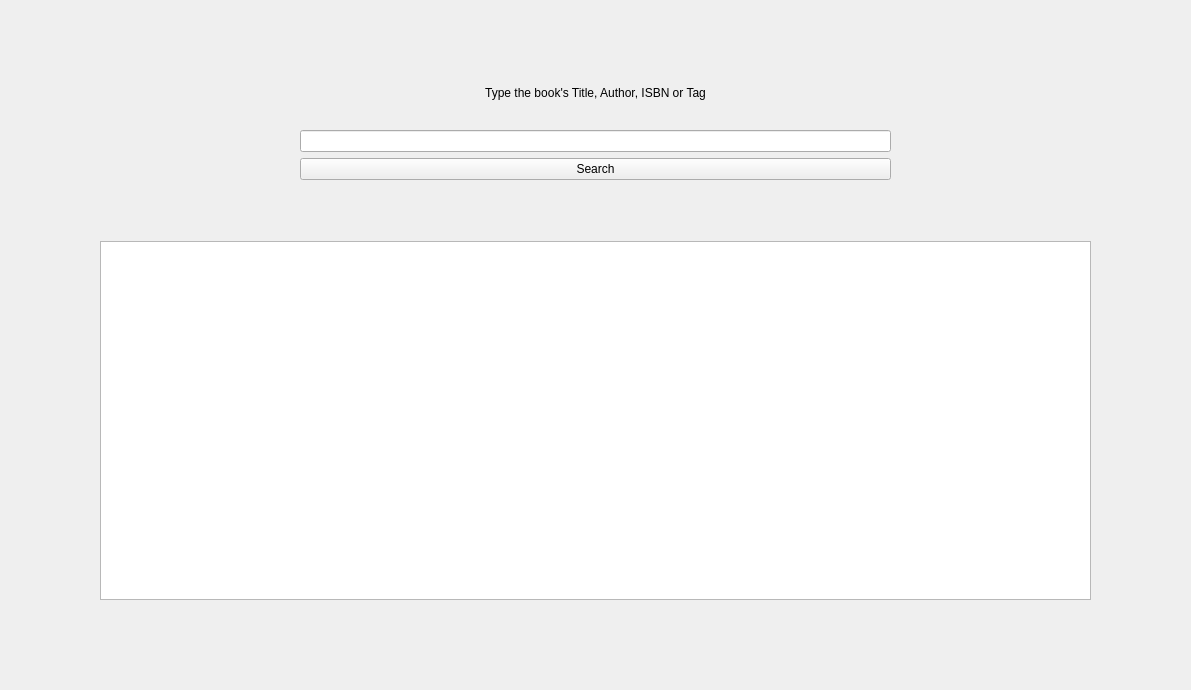
Qt form Biblioteca/UserApp/SearchBook.ui (EchipaSMC/Biblioteca) before a commit.
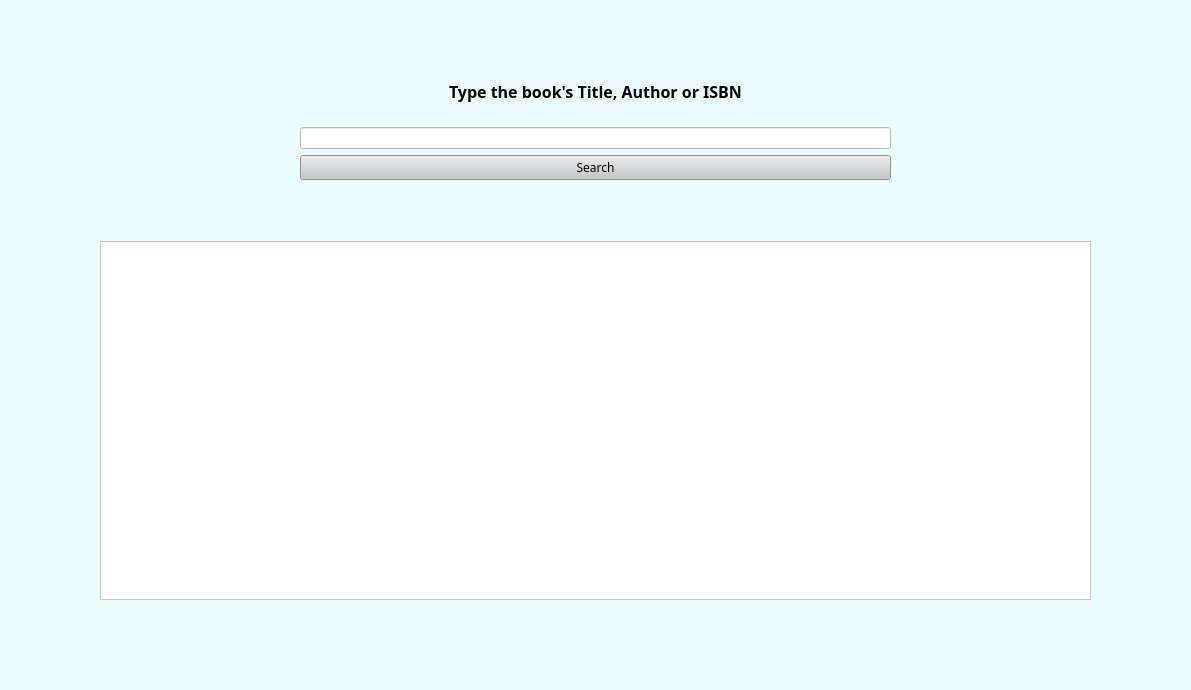
The same form after that commit.

Diff of the .ui file:
```diff
--- a/Biblioteca/UserApp/SearchBook.ui
+++ b/Biblioteca/UserApp/SearchBook.ui
@@ -22,6 +22,10 @@
   <property name="windowTitle">
    <string>What would you like to read today? :)</string>
   </property>
+  <property name="styleSheet">
+   <string notr="true">background-color: rgb(235, 253, 255);
+border-color: rgb(1, 6, 79);</string>
+  </property>
   <widget class="QWidget" name="horizontalLayoutWidget">
    <property name="geometry">
     <rect>
@@ -42,8 +46,16 @@
      <layout class="QVBoxLayout" name="verticalLayout">
       <item>
        <widget class="QLabel" name="label">
+        <property name="font">
+         <font>
+          <family>Bahnschrift SemiBold</family>
+          <pointsize>12</pointsize>
+          <weight>75</weight>
+          <bold>true</bold>
+         </font>
+        </property>
         <property name="text">
-         <string>Type the book's Title, Author, ISBN or Tag</string>
+         <string>Type the book's Title, Author or ISBN</string>
         </property>
         <property name="alignment">
          <set>Qt::AlignCenter</set>
@@ -51,10 +63,22 @@
        </widget>
       </item>
       <item>
-       <widget class="QLineEdit" name="searchInput"/>
+       <widget class="QLineEdit" name="searchInput">
+        <property name="styleSheet">
+         <string notr="true">background-color: rgb(255, 255, 255);</string>
+        </property>
+       </widget>
       </item>
       <item>
        <widget class="QPushButton" name="searchBtn">
+        <property name="font">
+         <font>
+          <family>Bahnschrift SemiBold</family>
+         </font>
+        </property>
+        <property name="styleSheet">
+         <string notr="true">background-color: rgb(197, 198, 200);</string>
+        </property>
         <property name="text">
          <string>Search</string>
         </property>
@@ -85,6 +109,9 @@
     </property>
     <item row="1" column="0">
      <widget class="QListWidget" name="listWidget">
+      <property name="styleSheet">
+       <string notr="true">background-color: rgb(255, 255, 255);</string>
+      </property>
       <property name="sortingEnabled">
        <bool>false</bool>
       </property>
```
